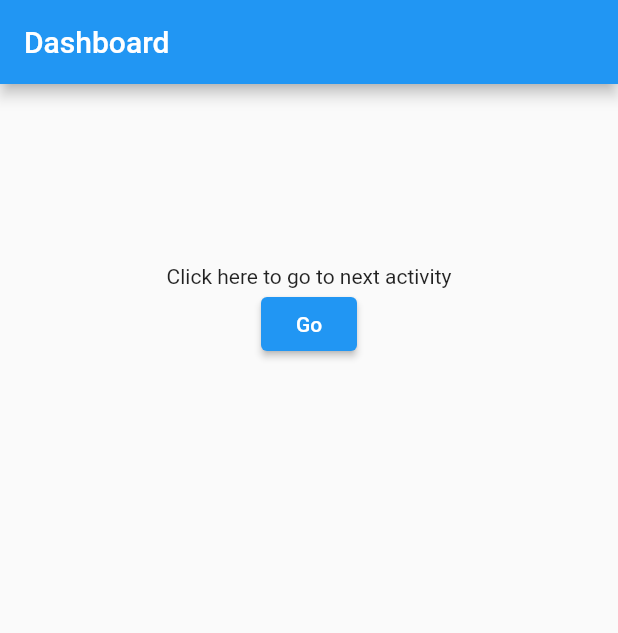
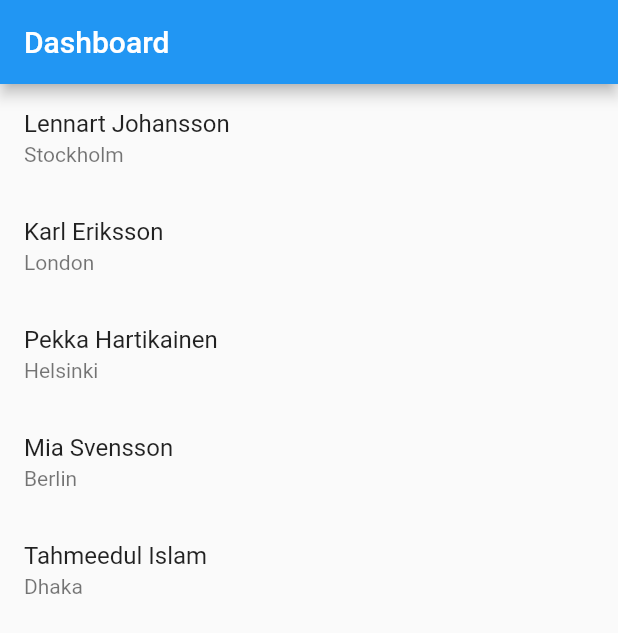
Before and after one commit to thetahmeed/Flutter, a Flutter app: the screen it shows after launch, on a phone screen of 412 x 824 dp. Shown: the top 633 px of the screen. Run offline on Flutter 3.47's test engine with Material 2 defaults, Android fonts, the phone set to English and light mode, and no system bars.

Commit message:
Sending list data from one page to another

```diff
--- a/twelve/lib/main.dart
+++ b/twelve/lib/main.dart
@@ -13,30 +13,32 @@ class Dashboard extends StatefulWidget {
 }
 
 class _DashboardState extends State<Dashboard> {
+  List _myList = [
+    {"name": "Lennart Johansson", "city": "Stockholm"},
+    {"name": "Karl Eriksson", "city": "London"},
+    {"name": "Pekka Hartikainen", "city": "Helsinki"},
+    {"name": "Mia Svensson", "city": "Berlin"},
+    {"name": "Tahmeedul Islam", "city": "Dhaka"}
+  ];
+
   @override
   Widget build(BuildContext context) {
     return Scaffold(
       appBar: AppBar(
         title: Text("Dashboard"),
       ),
-      body: Center(
-        child: Column(
-          children: [
-            SizedBox(
-              height: 120,
-            ),
-            Text("Click here to go to next activity"),
-            ElevatedButton(
-              child: Text("Go"),
-              onPressed: () {
-                // Going to another activity
-                String _sendThisMessage = "I am a Message!";
-                Route route = MaterialPageRoute(builder: (context) => PageOne(_sendThisMessage));
-                Navigator.push(context, route);
-              },
-            ),
-          ],
-        ),
+      body: ListView.builder(
+        itemCount: _myList.length,
+        itemBuilder: (BuildContext context, int index) {
+          return ListTile(
+            title: Text(_myList[index]["name"]),
+            subtitle: Text(_myList[index]["city"]),
+            onTap: (){
+              Route route = MaterialPageRoute(builder: (context) => PageOne(_myList[index]));
+              Navigator.push(context, route);
+            },
+          );
+        },
       ),
     );
   }
--- a/twelve/lib/pages/page1.dart
+++ b/twelve/lib/pages/page1.dart
@@ -42,7 +42,8 @@ class _PageOneState extends State<PageOne> {
                 Navigator.pop(context);
               },
             ),
-            Text("Mesage: "+m),
+            Text("Name: "+m["name"]),
+            Text("City: "+m["city"]),
           ],
         ),
       ),
```
